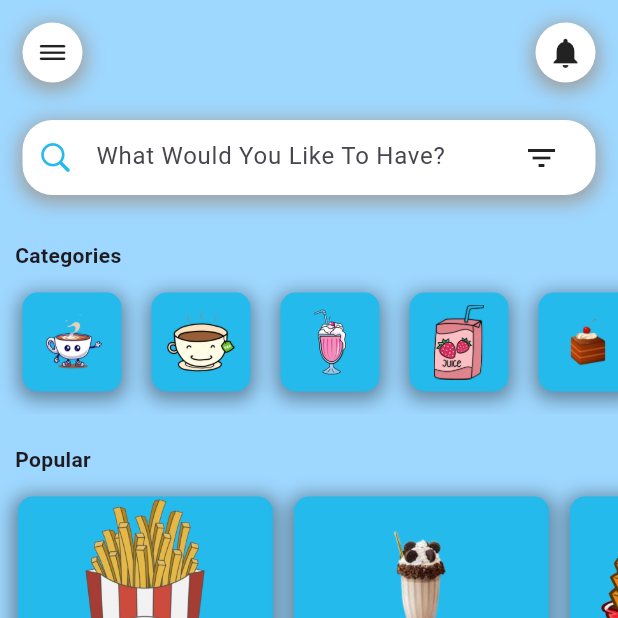
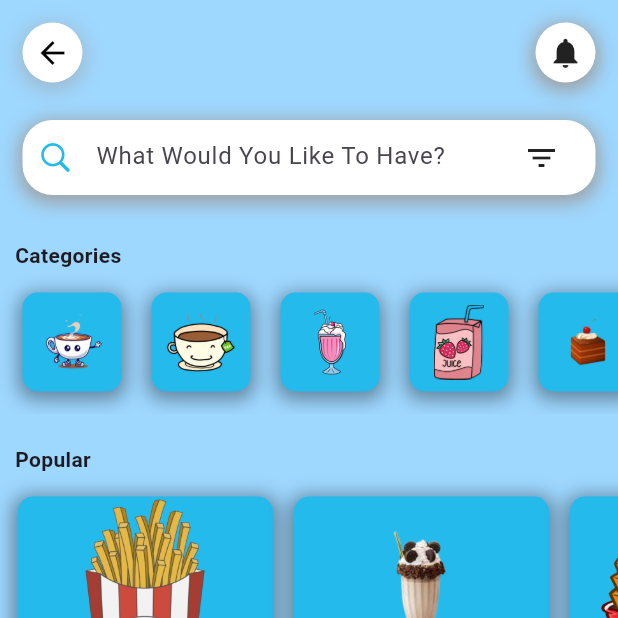
Before and after one commit to sheilaataniaa/UASSDisneyland, a Flutter app: the screen it shows after launch, on a phone screen of 412 x 824 dp, the top half of it. Run offline on Flutter 3.47's test engine with Material 3 defaults, Android fonts, the phone set to English and light mode, and no system bars; drawn by our look-alikes of flutter_rating_bar; our stand-ins replace cached_network_image, firebase_auth, firebase_core, google_fonts; accounts and stored records are empty.

Commit message:
dave update

```diff
--- a/lib/Widgets/AppBarWidget.dart
+++ b/lib/Widgets/AppBarWidget.dart
@@ -1,3 +1,5 @@
+import 'package:disneysea/shuhomepage.dart';
+import 'package:disneysea/shusoceanhomepage.dart';
 import 'package:flutter/cupertino.dart';
 import 'package:flutter/material.dart';
 
@@ -14,23 +16,28 @@ class AppBarWidget extends StatelessWidget{
       child: Row(
         mainAxisAlignment: MainAxisAlignment.spaceBetween,
         children: [
-          InkWell(
-            onTap:(){},
-            child:Container(
+           InkWell(
+            onTap: () {
+              Navigator.of(context).push(MaterialPageRoute(builder: (_) => HomepageShusOcean()));
+            },
+            child: Container(
               padding: const EdgeInsets.all(8),
               decoration: BoxDecoration(
                 color: Colors.white,
                 borderRadius: BorderRadius.circular(20),
                 boxShadow: [
                   BoxShadow(
-                    color: Colors.grey.withOpacity(1),
+                    color: Colors.grey.withOpacity(0.5),
                     spreadRadius: 2,
                     blurRadius: 10,
                     offset: const Offset(0, 3),
-                  )
+                  ),
                 ],
               ),
-              child: const Icon(CupertinoIcons.bars),
+              child: Icon(
+                Icons.arrow_back,
+                color: Colors.black, // Sesuaikan dengan warna ikon yang diinginkan
+              ),
             ),
           ),
 
```
